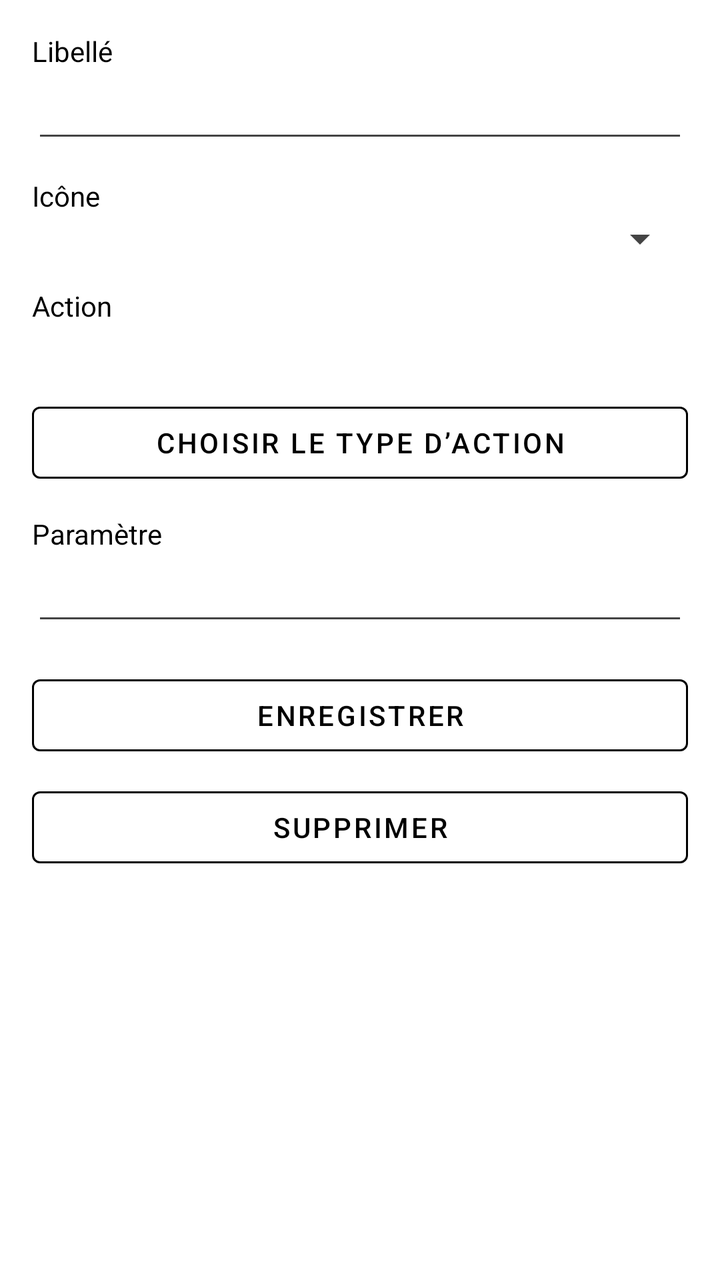
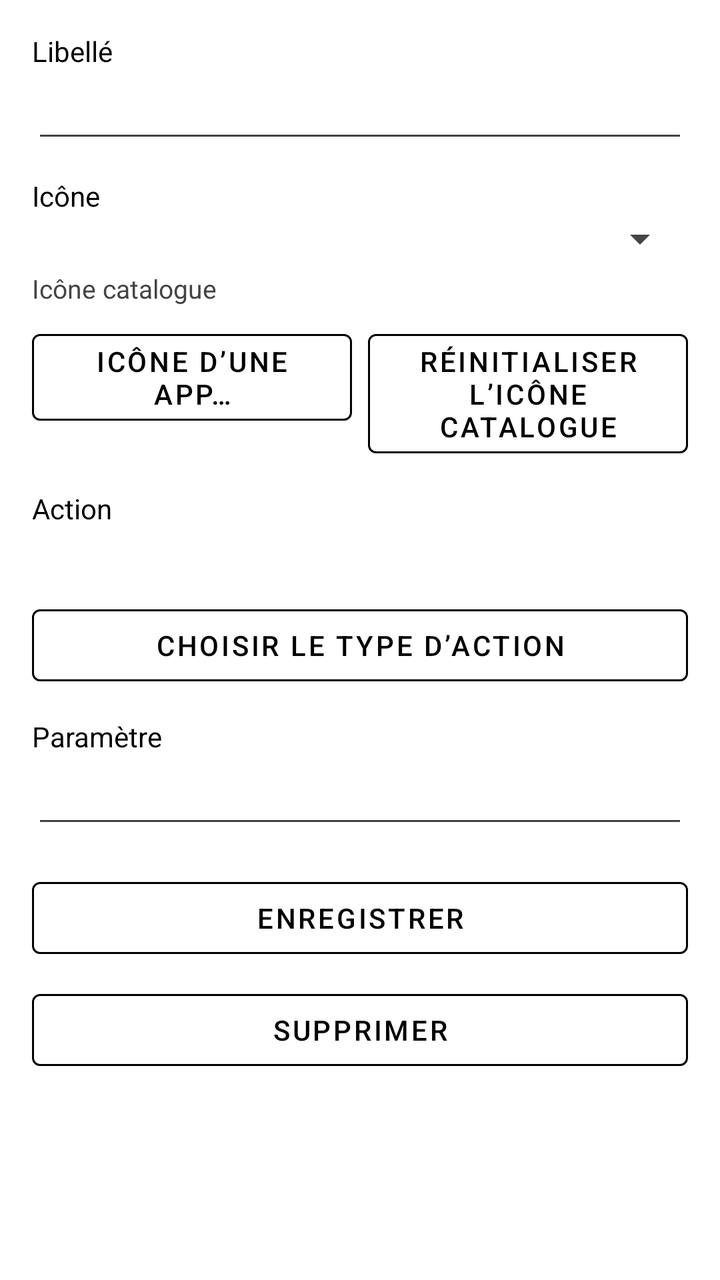

Before-and-after screenshots of an Android layout around one commit, followed by the original layout XML and the change that was made.
<!-- AndroidManifest.xml: application theme Theme.KOReaderHistory -->
<!-- res/layout/activity_dock_slot_edit.xml -->
<?xml version="1.0" encoding="utf-8"?>
<ScrollView xmlns:android="http://schemas.android.com/apk/res/android"
    android:layout_width="match_parent"
    android:layout_height="match_parent"
    android:background="@color/eink_bg">

    <LinearLayout
        android:layout_width="match_parent"
        android:layout_height="wrap_content"
        android:orientation="vertical"
        android:padding="16dp">

        <TextView
            android:layout_width="match_parent"
            android:layout_height="wrap_content"
            android:text="@string/slot_label"
            android:textColor="@color/eink_fg" />

        <EditText
            android:id="@+id/input_label"
            android:layout_width="match_parent"
            android:layout_height="wrap_content"
            android:inputType="text"
            android:textColor="@color/eink_fg" />

        <TextView
            android:layout_width="match_parent"
            android:layout_height="wrap_content"
            android:layout_marginTop="12dp"
            android:text="@string/slot_icon"
            android:textColor="@color/eink_fg" />

        <Spinner
            android:id="@+id/spinner_icon"
            android:layout_width="match_parent"
            android:layout_height="wrap_content" />

        <TextView
            android:layout_width="match_parent"
            android:layout_height="wrap_content"
            android:layout_marginTop="12dp"
            android:text="@string/slot_action"
            android:textColor="@color/eink_fg" />

        <TextView
            android:id="@+id/action_summary"
            android:layout_width="match_parent"
            android:layout_height="wrap_content"
            android:paddingVertical="8dp"
            android:textColor="@color/eink_muted"
            android:textSize="14sp" />

        <com.google.android.material.button.MaterialButton
            android:id="@+id/btn_pick_action"
            style="@style/EinkButton"
            android:layout_width="match_parent"
            android:layout_height="wrap_content"
            android:text="@string/pick_action_type" />

        <TextView
            android:id="@+id/param_label"
            android:layout_width="match_parent"
            android:layout_height="wrap_content"
            android:layout_marginTop="12dp"
            android:text="@string/action_param"
            android:textColor="@color/eink_fg" />

        <EditText
            android:id="@+id/input_param"
            android:layout_width="match_parent"
            android:layout_height="wrap_content"
            android:inputType="text"
            android:textColor="@color/eink_fg" />

        <EditText
            android:id="@+id/input_param2"
            android:layout_width="match_parent"
            android:layout_height="wrap_content"
            android:hint="paramètre 2 (optionnel)"
            android:inputType="text"
            android:textColor="@color/eink_fg"
            android:visibility="gone" />

        <com.google.android.material.button.MaterialButton
            android:id="@+id/btn_browse_param"
            style="@style/EinkButton"
            android:layout_width="match_parent"
            android:layout_height="wrap_content"
            android:layout_marginTop="8dp"
            android:text="@string/browse_param"
            android:visibility="gone" />

        <com.google.android.material.button.MaterialButton
            android:id="@+id/btn_save"
            style="@style/EinkButton"
            android:layout_width="match_parent"
            android:layout_height="wrap_content"
            android:layout_marginTop="16dp"
            android:text="@string/save" />

        <com.google.android.material.button.MaterialButton
            android:id="@+id/btn_delete"
            style="@style/EinkButton"
            android:layout_width="match_parent"
            android:layout_height="wrap_content"
            android:layout_marginTop="8dp"
            android:text="@string/delete_slot" />
    </LinearLayout>
</ScrollView>
<!-- resources referenced by this layout -->
<resources>
  <color name="eink_bg">#FFFFFF</color>
  <color name="eink_fg">#000000</color>
  <color name="eink_muted">#444444</color>
  <string name="action_param">Paramètre</string>
  <string name="browse_param">Parcourir (scan KOReader)</string>
  <string name="delete_slot">Supprimer</string>
  <string name="pick_action_type">Choisir le type d’action</string>
  <string name="save">Enregistrer</string>
  <string name="slot_action">Action</string>
  <string name="slot_icon">Icône</string>
  <string name="slot_label">Libellé</string>
  <style name="EinkButton" parent="Widget.MaterialComponents.Button.OutlinedButton">
          <item name="android:textColor">@color/eink_fg</item>
          <item name="strokeColor">@color/eink_fg</item>
          <item name="rippleColor">@color/eink_muted</item>
      </style>
  <style name="Theme.KOReaderHistory" parent="Theme.MaterialComponents.Light.NoActionBar">
          <item name="colorPrimary">@color/eink_fg</item>
          <item name="colorPrimaryVariant">@color/eink_fg</item>
          <item name="colorOnPrimary">@color/eink_bg</item>
          <item name="colorSecondary">@color/eink_fg</item>
          <item name="android:statusBarColor">@color/eink_bg</item>
          <item name="android:navigationBarColor">@color/eink_bg</item>
          <item name="android:windowBackground">@color/eink_bg</item>
          <item name="android:textColorPrimary">@color/eink_fg</item>
          <item name="android:textColorSecondary">@color/eink_muted</item>
      </style>
</resources>

<!-- the commit's change to res/layout/activity_dock_slot_edit.xml (unified diff, before → after) -->
@@ -34,6 +34,40 @@
             android:id="@+id/spinner_icon"
             android:layout_width="match_parent"
             android:layout_height="wrap_content" />
+
+        <TextView
+            android:id="@+id/icon_app_summary"
+            android:layout_width="match_parent"
+            android:layout_height="wrap_content"
+            android:layout_marginTop="4dp"
+            android:text="@string/app_icon_catalog"
+            android:textColor="@color/eink_muted"
+            android:textSize="13sp" />
+
+        <LinearLayout
+            android:layout_width="match_parent"
+            android:layout_height="wrap_content"
+            android:layout_marginTop="8dp"
+            android:orientation="horizontal">
+
+            <com.google.android.material.button.MaterialButton
+                android:id="@+id/btn_pick_app_icon"
+                style="@style/EinkButton"
+                android:layout_width="0dp"
+                android:layout_height="wrap_content"
+                android:layout_marginEnd="4dp"
+                android:layout_weight="1"
+                android:text="@string/pick_app_icon" />
+
+            <com.google.android.material.button.MaterialButton
+                android:id="@+id/btn_reset_app_icon"
+                style="@style/EinkButton"
+                android:layout_width="0dp"
+                android:layout_height="wrap_content"
+                android:layout_marginStart="4dp"
+                android:layout_weight="1"
+                android:text="@string/reset_app_icon" />
+        </LinearLayout>
 
         <TextView
             android:layout_width="match_parent"
<!-- resource entries referenced after the edit -->
@@ -4,9 +4,12 @@
   <color name="eink_fg">#000000</color>
   <color name="eink_muted">#444444</color>
   <string name="action_param">Paramètre</string>
+  <string name="app_icon_catalog">Icône catalogue</string>
   <string name="browse_param">Parcourir (scan KOReader)</string>
   <string name="delete_slot">Supprimer</string>
   <string name="pick_action_type">Choisir le type d’action</string>
+  <string name="pick_app_icon">Icône d’une app…</string>
+  <string name="reset_app_icon">Réinitialiser l’icône catalogue</string>
   <string name="save">Enregistrer</string>
   <string name="slot_action">Action</string>
   <string name="slot_icon">Icône</string>
